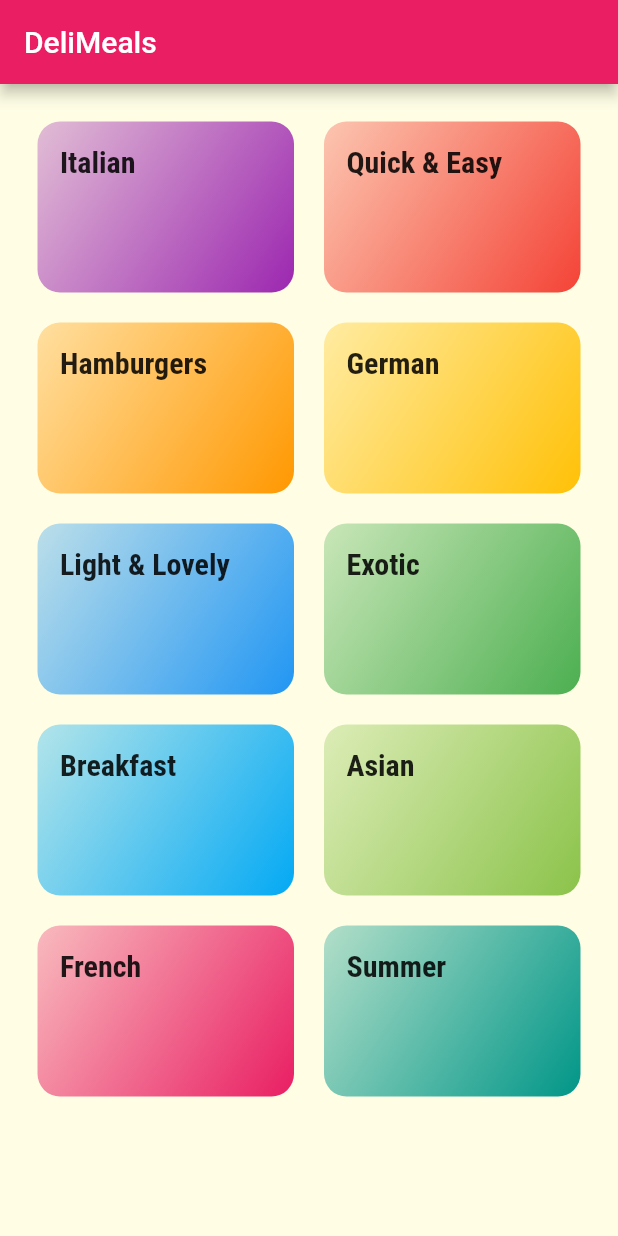
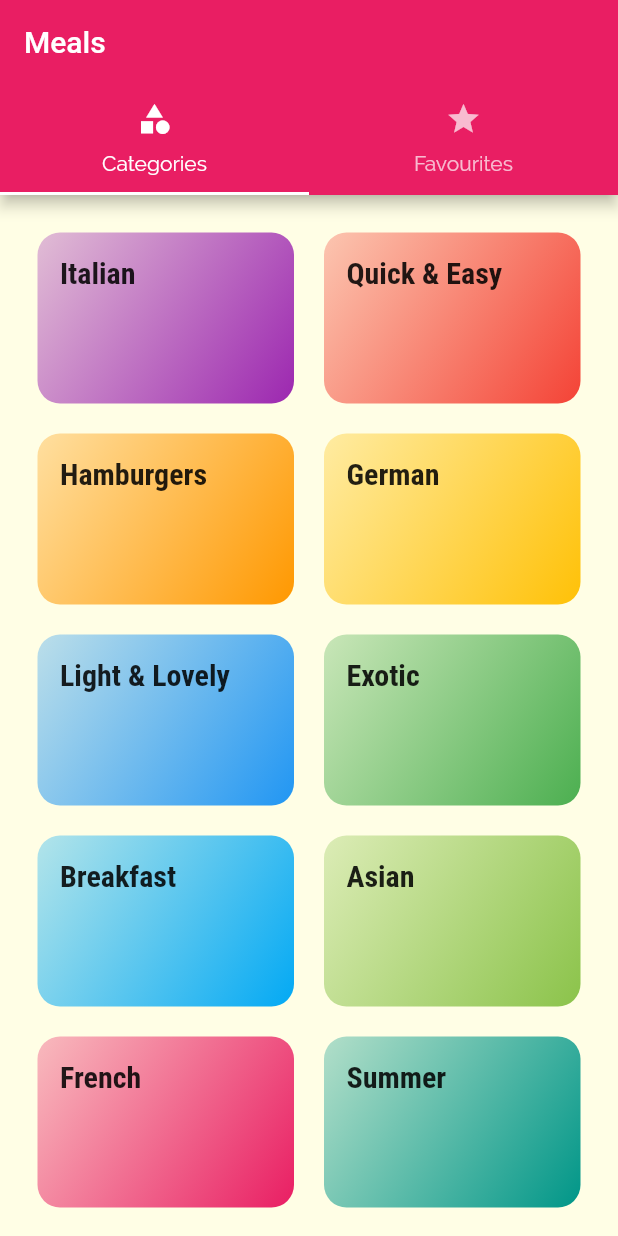
Before and after one commit to shehharyar/Flutter, a Flutter app: the screen it shows after launch, on a phone screen of 412 x 824 dp. Run offline on Flutter 3.47's test engine with Material 2 defaults, Android fonts, the phone set to English and light mode, and no system bars; missing offline and left inert: dart:ffi.

Commit message:
Added More screens and tabView inside app

```diff
--- a/projects/_meals_app/lib/Screens/category_Screen.dart
+++ b/projects/_meals_app/lib/Screens/category_Screen.dart
@@ -9,9 +9,7 @@
 
   @override
   Widget build(BuildContext context) {
-    return Scaffold(
-      appBar: AppBar(title: const Text("DeliMeals")),
-      body: GridView(
+    return GridView(
         // ignore: sort_child_properties_last
         padding: const EdgeInsets.all(25),
         // ignore: sort_child_properties_last
@@ -23,7 +21,6 @@
             maxCrossAxisExtent: 200,
             childAspectRatio: 3 / 2,
             crossAxisSpacing: 20,
-              mainAxisSpacing: 20)),
-    );
+            mainAxisSpacing: 20));
   }
 }
--- a/projects/_meals_app/lib/Screens/category_meals_screen.dart
+++ b/projects/_meals_app/lib/Screens/category_meals_screen.dart
@@ -28,6 +28,7 @@
       body: ListView.builder(
           itemBuilder: ((context, index) {
             return MealItem(
+                id: categoryMeals[index].id,
                 title: categoryMeals[index].title,
                 imageUrl: categoryMeals[index].imageUrl,
                 duration: categoryMeals[index].duration,
--- /dev/null
+++ b/projects/_meals_app/lib/Screens/tabs_screen.dart
@@ -0,0 +1,36 @@
+import './favourites_screen.dart';
+import 'package:flutter/material.dart';
+import './category_Screen.dart';
+
+class TabsScreen extends StatefulWidget {
+  const TabsScreen({super.key});
+
+  @override
+  State<TabsScreen> createState() => _TabsScreenState();
+}
+
+class _TabsScreenState extends State<TabsScreen> {
+  @override
+  Widget build(BuildContext context) {
+    return DefaultTabController(
+        length: 2,
+        child: Scaffold(
+          appBar: AppBar(
+              title: const Text("Meals"),
+              bottom: const TabBar(
+                tabs: [
+                  Tab(
+                    icon: Icon(Icons.category),
+                    text: "Categories",
+                  ),
+                  Tab(
+                    icon: Icon(Icons.star),
+                    text: "Favourites",
+                  )
+                ],
+              )),
+          body: const TabBarView(
+              children: [Categories_Screen(), FavouriteScreen()]),
+        ));
+  }
+}
--- a/projects/_meals_app/lib/main.dart
+++ b/projects/_meals_app/lib/main.dart
@@ -1,8 +1,10 @@
 // ignore_for_file: prefer_const_constructors
 
+import './Screens/meal-detail-screen.dart';
 import 'package:flutter/material.dart';
 import './Screens/category_meals_screen.dart';
 import './Screens/category_Screen.dart';
+import './Screens/tabs_screen.dart';
 
 void main() {
   runApp(const MyApp());
@@ -30,8 +32,9 @@
       // home: const Categories_Screen(),
       initialRoute: "/",
       routes: {
-        '/': (ctx) => Categories_Screen(),
+        '/': (ctx) => TabsScreen(),
         CategoryMealsScreen.routeName: (ctx) => CategoryMealsScreen(),
+        MealDetailScreen.routeName: (context) => MealDetailScreen()
       },
     );
   }
```
Also changed, not shown: projects/_meals_app/lib/Screens/favourites_screen.dart (added, +14 -0 lines), projects/_meals_app/lib/Screens/meal-detail-screen.dart (added, +83 -0 lines), projects/_meals_app/lib/widgets/meal_item.dart (+9 -4 lines). Lines whose indentation alone changed are shown as unchanged.
